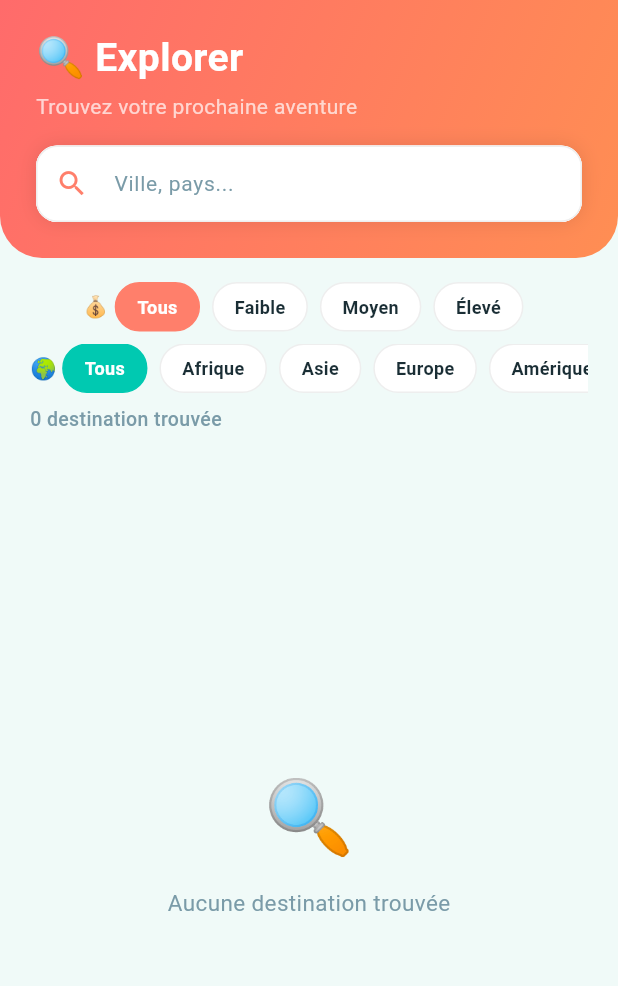
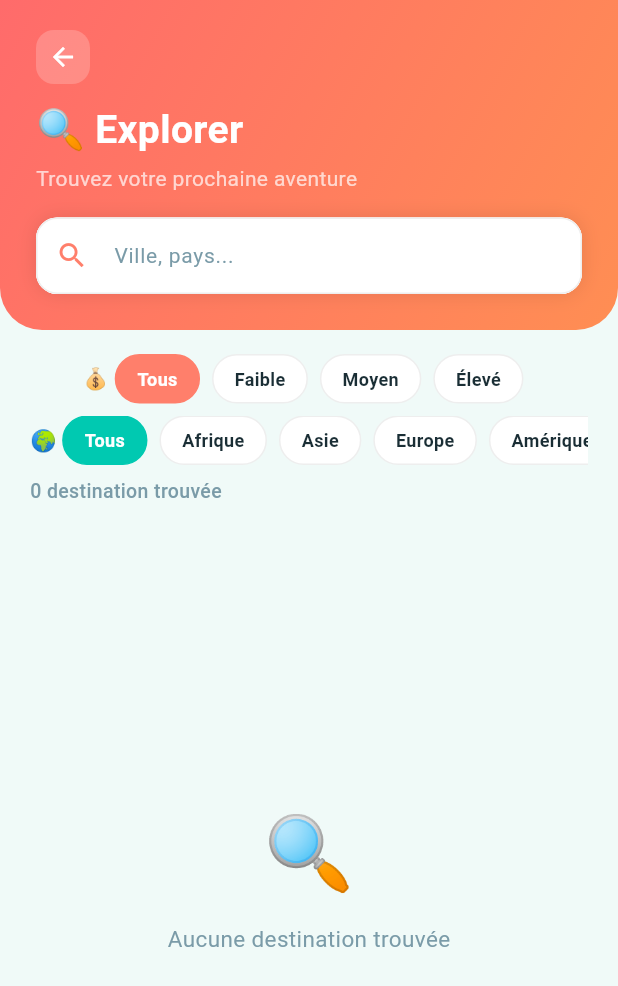
Before and after one commit to Lylouuu/-voyage_app, a Flutter app: the screen it shows once a user with an empty profile is signed in, item 2 of the bottom bar chosen, on a phone screen of 412 x 824 dp. Shown: the top 986 px of the screen. Run offline on Flutter 3.47's test engine with Material 3 defaults, Android fonts, the phone set to English and light mode, and no system bars; our stand-ins replace cached_network_image, flutter_dotenv, supabase_flutter; accounts and stored records are empty; Roboto replaces fonts that are missing (Poppins).

Commit message:
feat: bouton retour écran Explorer

```diff
--- a/lib/features/search/screens/search_screen.dart
+++ b/lib/features/search/screens/search_screen.dart
@@ -90,6 +90,18 @@
               child: Column(
                 crossAxisAlignment: CrossAxisAlignment.start,
                 children: [
+                  GestureDetector(
+                    onTap: () => Navigator.pop(context),
+                    child: Container(
+                      padding: const EdgeInsets.all(8),
+                      decoration: BoxDecoration(
+                        color: Colors.white.withValues(alpha: 0.2),
+                        borderRadius: BorderRadius.circular(12),
+                      ),
+                      child: const Icon(Icons.arrow_back, color: Colors.white, size: 20),
+                    ),
+                  ),
+                  const SizedBox(height: 12),
                   const Text(
                     '🔍 Explorer',
                     style: TextStyle(
```
